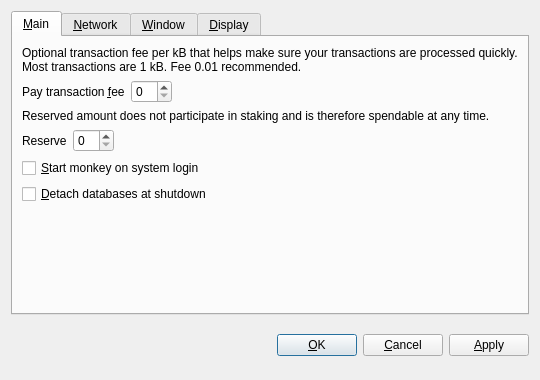
Above: src/qt/forms/optionsdialog.ui from smupyknight/blockchain---monkey-coin-fork before the change. Below: the same form after it.
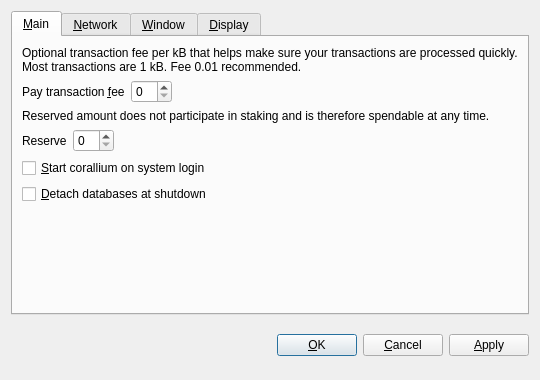
That is the form after the change. Custom widgets are drawn as their Qt base class.

The edit to the form file:
```diff
--- a/src/qt/forms/optionsdialog.ui
+++ b/src/qt/forms/optionsdialog.ui
@@ -128,7 +128,7 @@
           <string>Automatically start monkey after logging in to the system.</string>
          </property>
          <property name="text">
-          <string>&amp;Start monkey on system login</string>
+          <string>&amp;Start corallium on system login</string>
          </property>
         </widget>
        </item>
```
Left out of the diff: 10 changed lines with no effect on the pictures.
